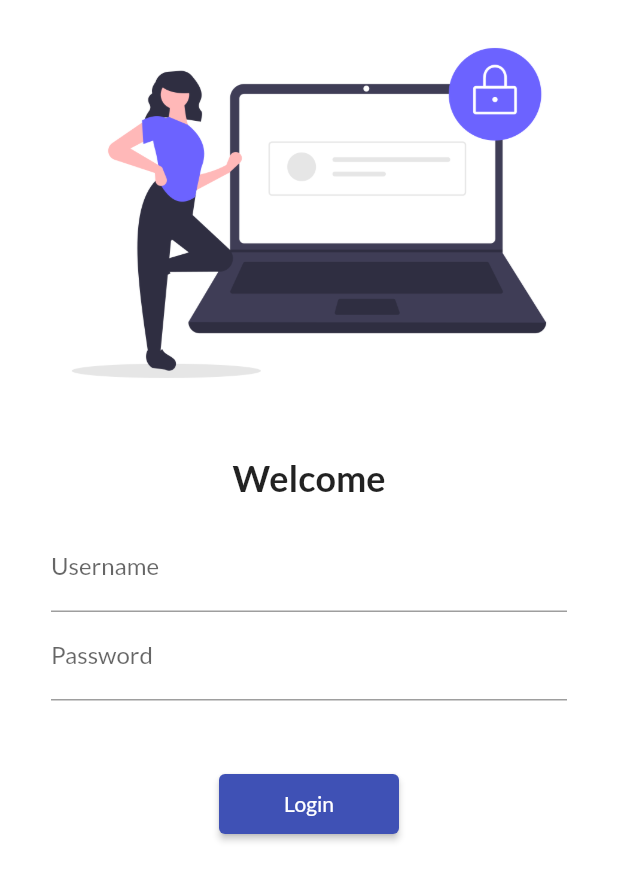
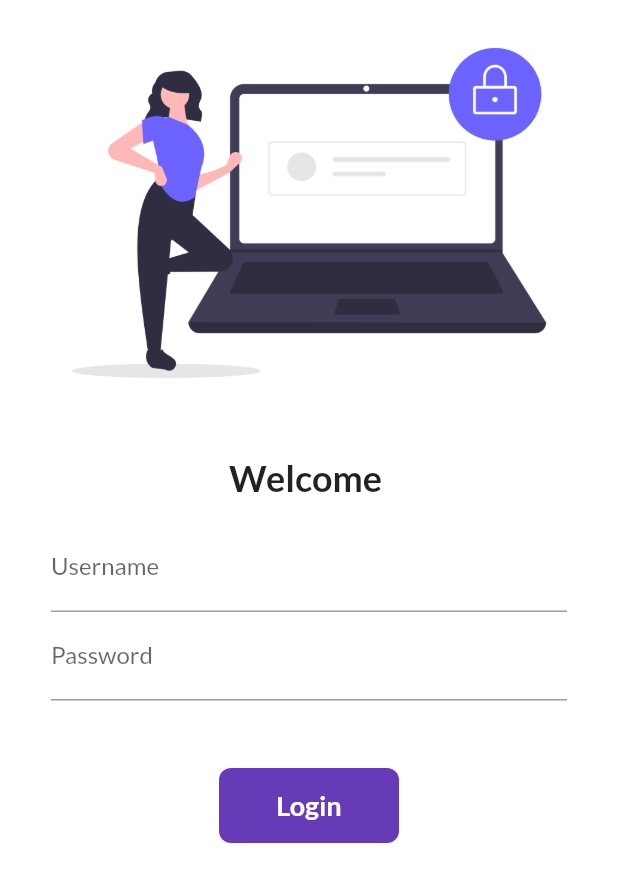
Before and after one commit to Shudh25/flutter_catalog, a Flutter app: the screen it shows after launch, on a phone screen of 412 x 824 dp. Shown: the top 882 px of the screen. Run offline on Flutter 3.47's test engine with Material 2 defaults, Android fonts, the phone set to English and light mode, and no system bars; our stand-ins replace google_fonts.

Commit message:
Day 6 completed

```diff
--- a/lib/pages/login_page.dart
+++ b/lib/pages/login_page.dart
@@ -1,7 +1,15 @@
 import 'package:flutter/material.dart';
 import 'package:flutter_catalog/utils/routes.dart';
 
-class LoginPage extends StatelessWidget {
+class LoginPage extends StatefulWidget {
+  @override
+  State<LoginPage> createState() => _LoginPageState();
+}
+
+class _LoginPageState extends State<LoginPage> {
+  String name = "";
+  bool changebtn = false;
+
   @override
   Widget build(BuildContext context) {
     return Material(
@@ -17,7 +25,7 @@ class LoginPage extends StatelessWidget {
               height: 20.0,
             ),
             Text(
-              "Welcome",
+              "Welcome $name",
               style: TextStyle(
                 fontSize: 24,
                 fontWeight: FontWeight.bold,
@@ -28,11 +36,14 @@ class LoginPage extends StatelessWidget {
               child: Column(
                 children: [
                   TextFormField(
-                    decoration: InputDecoration(
-                      hintText: "Enter Username",
-                      labelText: "Username",
-                    ),
-                  ),
+                      decoration: InputDecoration(
+                        hintText: "Enter Username",
+                        labelText: "Username",
+                      ),
+                      onChanged: (value) {
+                        name = value;
+                        setState(() {});
+                      }),
                   TextFormField(
                     obscureText: true,
                     decoration: InputDecoration(
@@ -43,15 +54,47 @@ class LoginPage extends StatelessWidget {
                   SizedBox(
                     height: 45.0,
                   ),
-                  ElevatedButton(
-                    style: TextButton.styleFrom(
-                      minimumSize: Size(120, 40),
-                    ),
-                    onPressed: () {
+                  InkWell(
+                    onTap: () async {
+                      setState(() {
+                        changebtn = true;
+                      });
+
+                      await Future.delayed(Duration(seconds: 1));
                       Navigator.pushNamed(context, MyRoutes.homeRoute);
                     },
-                    child: Text("Login"),
-                  ),
+                    child: AnimatedContainer(
+                      duration: Duration(seconds: 1),
+                      width: changebtn ? 50 : 120,
+                      height: 50,
+                      alignment: Alignment.center,
+                      child: changebtn
+                          ? Icon(
+                              Icons.done,
+                              color: Colors.white,
+                            )
+                          : Text(
+                              "Login",
+                              style: TextStyle(
+                                  color: Colors.white,
+                                  fontWeight: FontWeight.bold,
+                                  fontSize: 18),
+                            ),
+                      decoration: BoxDecoration(
+                          color: Colors.deepPurple,
+                          borderRadius:
+                              BorderRadius.circular(changebtn ? 50 : 8)),
+                    ),
+                  )
+                  // ElevatedButton(
+                  //   style: TextButton.styleFrom(
+                  //     minimumSize: Size(120, 40),
+                  //   ),
+                  //   onPressed: () {
+                  //     Navigator.pushNamed(context, MyRoutes.homeRoute);
+                  //   },
+                  //   child: Text("Login"),
+                  // ),
                 ],
               ),
             )
```
